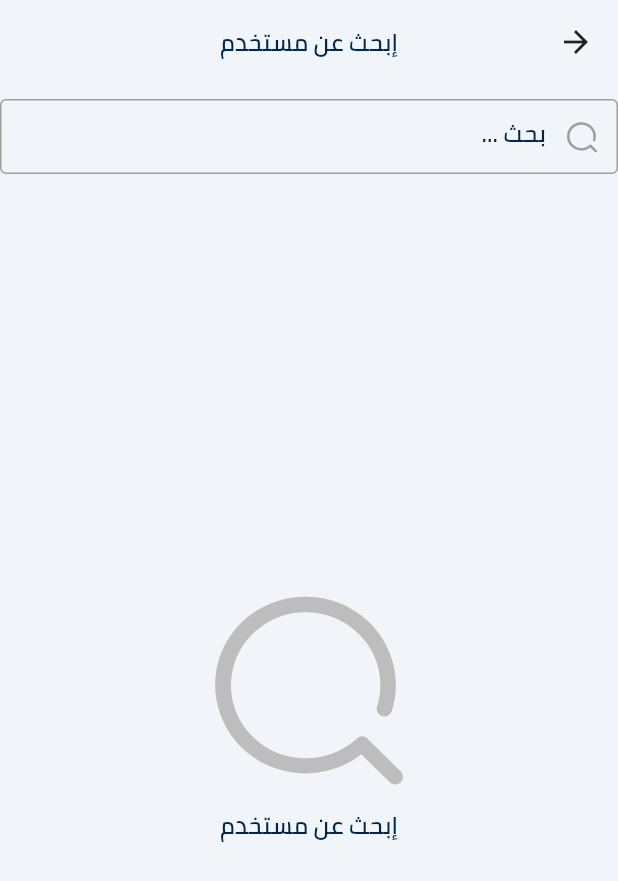
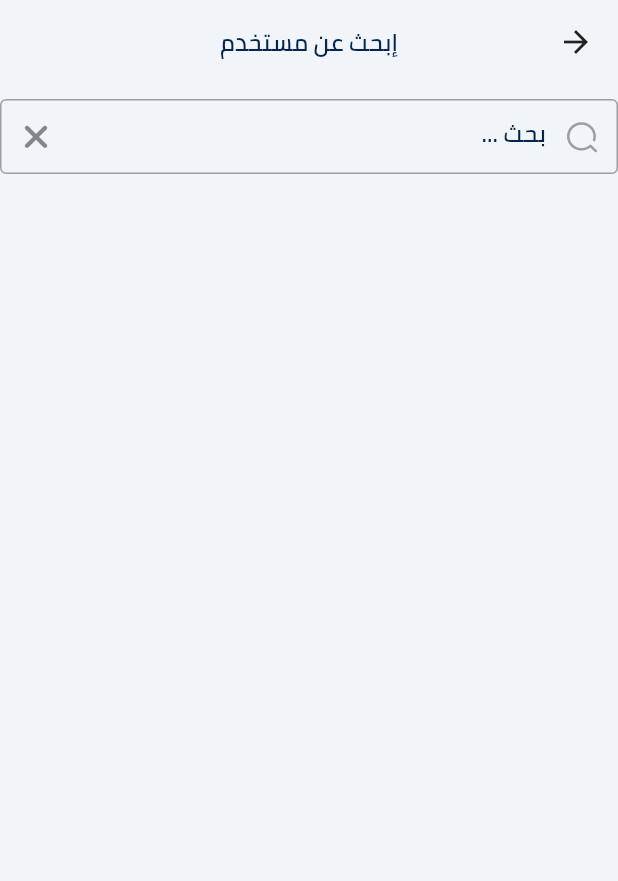
Before and after one commit to Hamed-N-Goma/ConsultMe, a Flutter app: the SearchUsers screen opened directly, on a phone screen of 412 x 824 dp. Shown: the top 881 px of the screen. Run offline on Flutter 3.47's test engine with Material 2 defaults, Android fonts, the light colour scheme and no system bars; our stand-ins replace bloc, cached_network_image, carousel_slider, cloud_firestore, conditional_builder_null_safety, dio and 13 more; missing offline and left inert: link_text; accounts and stored records are empty.

Commit message:
show all
show all users for admin before searching

```diff
--- a/lib/presentation_layer/admin/seach.dart
+++ b/lib/presentation_layer/admin/seach.dart
@@ -6,6 +6,7 @@ import 'package:consultme/presentation_layer/presentation_layer_manager/color_ma
 import 'package:consultme/shard/style/theme/cubit/cubit.dart';
 import 'package:flutter/material.dart';
 import 'package:flutter_bloc/flutter_bloc.dart';
+import 'package:font_awesome_flutter/font_awesome_flutter.dart';
 
 import '../../../Bloc/userBloc/cubit/userlayoutcubit_cubit.dart';
 import '../../../components/components.dart';
@@ -76,7 +77,8 @@ class _SearchState extends State<SearchUsers> {
                               itemBuilder: ((context, index) => buildUserCard(
                                   context,
                                   model: searchedUsers[index])),
-                              separatorBuilder: (context, index) => SizedBox(
+                              separatorBuilder: (context, index) =>
+                                  const SizedBox(
                                     height: 10,
                                   ),
                               itemCount: searchedUsers.length),
@@ -95,14 +97,14 @@ class _SearchState extends State<SearchUsers> {
         child: Column(
           mainAxisAlignment: MainAxisAlignment.center,
           children: [
-            Icon(
-              IconBroken.Search,
-              color: Colors.grey[400],
-              size: 150,
-            ),
-            Text(
-              'إبحث عن مستخدم',
-              style: Theme.of(context).textTheme.bodyLarge,
+            Expanded(
+              child: ListView.separated(
+                  itemBuilder: (context, index) =>
+                      buildUserCard(context, model: allUsers[index]),
+                  separatorBuilder: (context, index) => const SizedBox(
+                        height: 10,
+                      ),
+                  itemCount: allUsers.length),
             )
           ],
         ),
@@ -121,6 +123,7 @@ class _SearchState extends State<SearchUsers> {
         hint: 'بحث ...',
         prefix: IconBroken.Search,
         context: context,
+        suffixIcon: FontAwesomeIcons.xmark,
         validate: () {},
         onPressedsufix: () {
           clearSearching();
```
